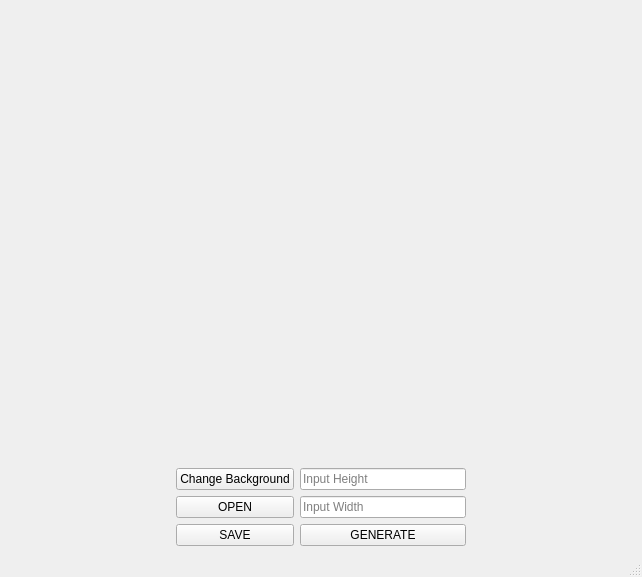
Old version of the form src/ui/mainwindow.ui in the repository NiskashY/LabyrinthGenerator.
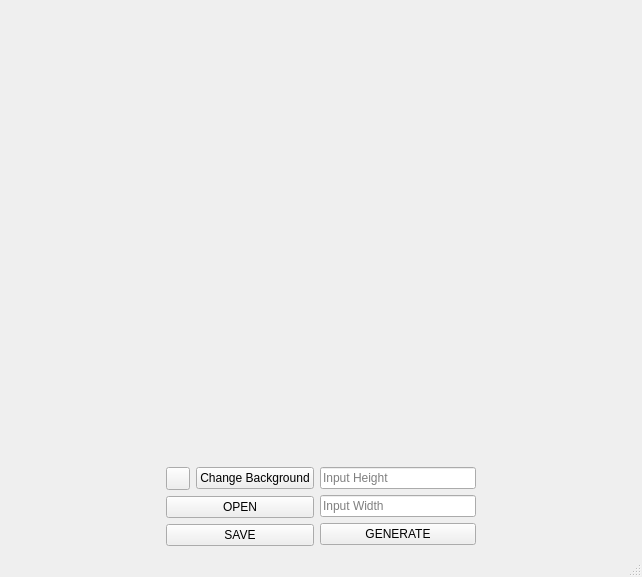
New version of the form.

Patch:
```diff
--- a/src/ui/mainwindow.ui
+++ b/src/ui/mainwindow.ui
@@ -36,11 +36,22 @@
       <item>
        <layout class="QVBoxLayout" name="openSaveLayout">
         <item>
+         <layout class="QHBoxLayout" name="horizontalLayout">
+          <item>
+           <widget class="QToolButton" name="resetBackgroundButton">
+            <property name="text">
+             <string/>
+            </property>
+           </widget>
+          </item>
+          <item>
          <widget class="QPushButton" name="changeBackground">
           <property name="text">
            <string>Change Background</string>
           </property>
          </widget>
+          </item>
+         </layout>
         </item>
         <item>
          <widget class="QPushButton" name="openButton">
```
Lines whose indentation alone changed are shown as unchanged.
